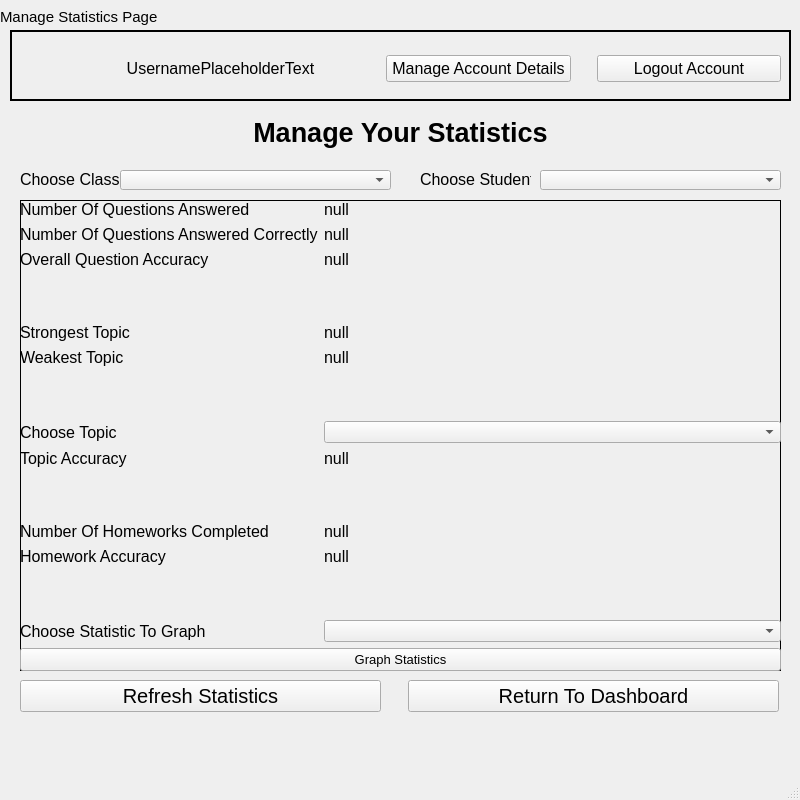
The window that ui files/teacherStatisticsPage.ui (BXRSRUDIOS/a-level-coursework-project) describes before a commit, drawn with Qt 5.
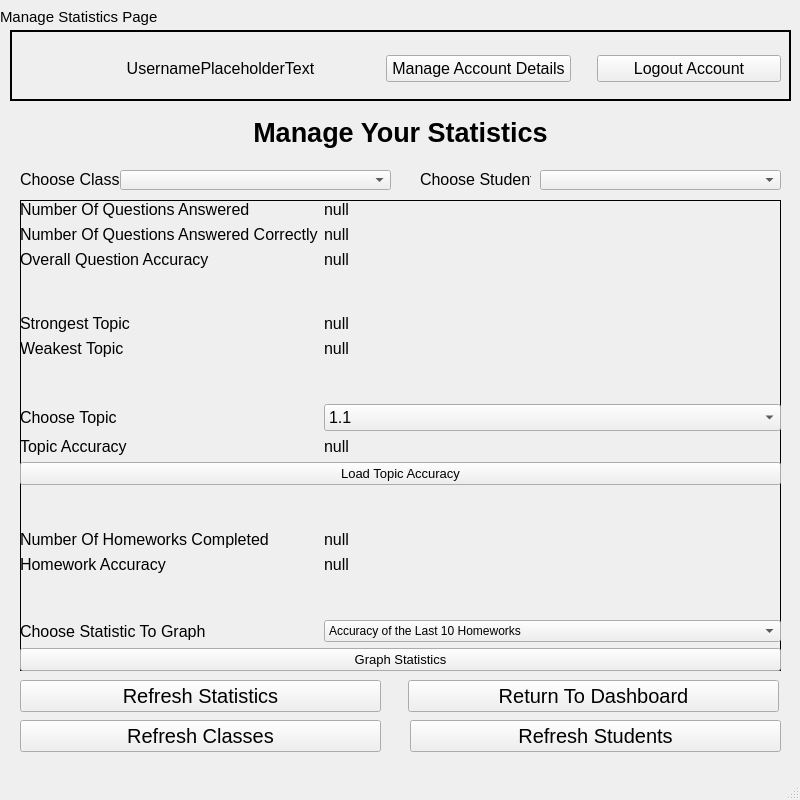
The same window after the commit. Icons and pictures are not drawn.

Commit message: Teacher Statistics Completed!! 2 More Sections Left :)

```diff
--- a/ui files/teacherStatisticsPage.ui
+++ b/ui files/teacherStatisticsPage.ui
@@ -403,7 +403,68 @@
        </widget>
       </item>
       <item row="7" column="1">
-       <widget class="QComboBox" name="chooseTopicComboBox"/>
+       <widget class="QComboBox" name="chooseTopicComboBox">
+        <property name="font">
+         <font>
+          <pointsize>12</pointsize>
+         </font>
+        </property>
+        <item>
+         <property name="text">
+          <string>1.1</string>
+         </property>
+        </item>
+        <item>
+         <property name="text">
+          <string>1.2</string>
+         </property>
+        </item>
+        <item>
+         <property name="text">
+          <string>1.3</string>
+         </property>
+        </item>
+        <item>
+         <property name="text">
+          <string>1.4</string>
+         </property>
+        </item>
+        <item>
+         <property name="text">
+          <string>1.5</string>
+         </property>
+        </item>
+        <item>
+         <property name="text">
+          <string>1.6</string>
+         </property>
+        </item>
+        <item>
+         <property name="text">
+          <string>2.1</string>
+         </property>
+        </item>
+        <item>
+         <property name="text">
+          <string>2.2</string>
+         </property>
+        </item>
+        <item>
+         <property name="text">
+          <string>2.3</string>
+         </property>
+        </item>
+        <item>
+         <property name="text">
+          <string>2.4</string>
+         </property>
+        </item>
+        <item>
+         <property name="text">
+          <string>2.5</string>
+         </property>
+        </item>
+       </widget>
       </item>
       <item row="8" column="0">
        <widget class="QLabel" name="label_9">
@@ -429,7 +490,7 @@
         </property>
        </widget>
       </item>
-      <item row="10" column="0">
+      <item row="11" column="0">
        <widget class="QLabel" name="label_10">
         <property name="font">
          <font>
@@ -441,7 +502,7 @@
         </property>
        </widget>
       </item>
-      <item row="10" column="1">
+      <item row="11" column="1">
        <widget class="QLabel" name="noHomeworksCompleted">
         <property name="font">
          <font>
@@ -453,7 +514,7 @@
         </property>
        </widget>
       </item>
-      <item row="11" column="0">
+      <item row="12" column="0">
        <widget class="QLabel" name="label_11">
         <property name="font">
          <font>
@@ -465,7 +526,7 @@
         </property>
        </widget>
       </item>
-      <item row="11" column="1">
+      <item row="12" column="1">
        <widget class="QLabel" name="homeworkAccuracy">
         <property name="font">
          <font>
@@ -477,7 +538,7 @@
         </property>
        </widget>
       </item>
-      <item row="13" column="0">
+      <item row="14" column="0">
        <widget class="QLabel" name="label_12">
         <property name="font">
          <font>
@@ -489,8 +550,34 @@
         </property>
        </widget>
       </item>
-      <item row="13" column="1">
-       <widget class="QComboBox" name="chooseGraphStatComboBox"/>
+      <item row="14" column="1">
+       <widget class="QComboBox" name="chooseGraphStatComboBox">
+        <item>
+         <property name="text">
+          <string>Accuracy of the Last 10 Homeworks</string>
+         </property>
+        </item>
+        <item>
+         <property name="text">
+          <string>Topic Accuracy Bar Chart</string>
+         </property>
+        </item>
+        <item>
+         <property name="text">
+          <string>Topic Accuracy Pie Chart</string>
+         </property>
+        </item>
+        <item>
+         <property name="text">
+          <string>Student Accuracy Bar Chart</string>
+         </property>
+        </item>
+        <item>
+         <property name="text">
+          <string>Student Accuracy Pie Chart</string>
+         </property>
+        </item>
+       </widget>
       </item>
       <item row="3" column="0" colspan="2">
        <spacer name="verticalSpacer_2">
@@ -518,7 +605,7 @@
         </property>
        </spacer>
       </item>
-      <item row="9" column="0" colspan="2">
+      <item row="10" column="0" colspan="2">
        <spacer name="verticalSpacer_4">
         <property name="orientation">
          <enum>Qt::Vertical</enum>
@@ -531,7 +618,7 @@
         </property>
        </spacer>
       </item>
-      <item row="12" column="0" colspan="2">
+      <item row="13" column="0" colspan="2">
        <spacer name="verticalSpacer_5">
         <property name="orientation">
          <enum>Qt::Vertical</enum>
@@ -544,7 +631,7 @@
         </property>
        </spacer>
       </item>
-      <item row="14" column="0" colspan="2">
+      <item row="15" column="0" colspan="2">
        <widget class="QPushButton" name="graphStatisticsButton">
         <property name="font">
          <font>
@@ -556,6 +643,18 @@
         </property>
        </widget>
       </item>
+      <item row="9" column="0" colspan="2">
+       <widget class="QPushButton" name="loadTopicAccuracyButton">
+        <property name="font">
+         <font>
+          <pointsize>10</pointsize>
+         </font>
+        </property>
+        <property name="text">
+         <string>Load Topic Accuracy</string>
+        </property>
+       </widget>
+      </item>
      </layout>
     </widget>
    </widget>
@@ -651,6 +750,42 @@
      <string>Return To Dashboard</string>
     </property>
    </widget>
+   <widget class="QPushButton" name="refreshClassesButton">
+    <property name="geometry">
+     <rect>
+      <x>20</x>
+      <y>720</y>
+      <width>361</width>
+      <height>32</height>
+     </rect>
+    </property>
+    <property name="font">
+     <font>
+      <pointsize>15</pointsize>
+     </font>
+    </property>
+    <property name="text">
+     <string>Refresh Classes</string>
+    </property>
+   </widget>
+   <widget class="QPushButton" name="refreshStudentsButton">
+    <property name="geometry">
+     <rect>
+      <x>410</x>
+      <y>720</y>
+      <width>371</width>
+      <height>32</height>
+     </rect>
+    </property>
+    <property name="font">
+     <font>
+      <pointsize>15</pointsize>
+     </font>
+    </property>
+    <property name="text">
+     <string>Refresh Students</string>
+    </property>
+   </widget>
   </widget>
   <widget class="QMenuBar" name="menubar">
    <property name="geometry">
```
The commit also changes 6 other files.
